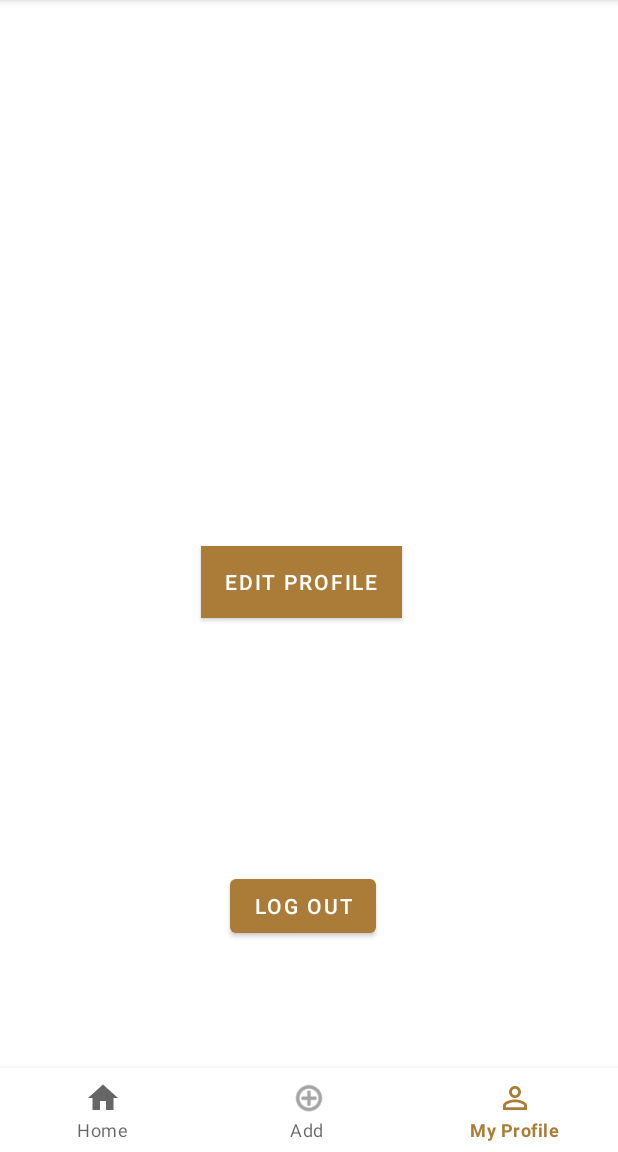
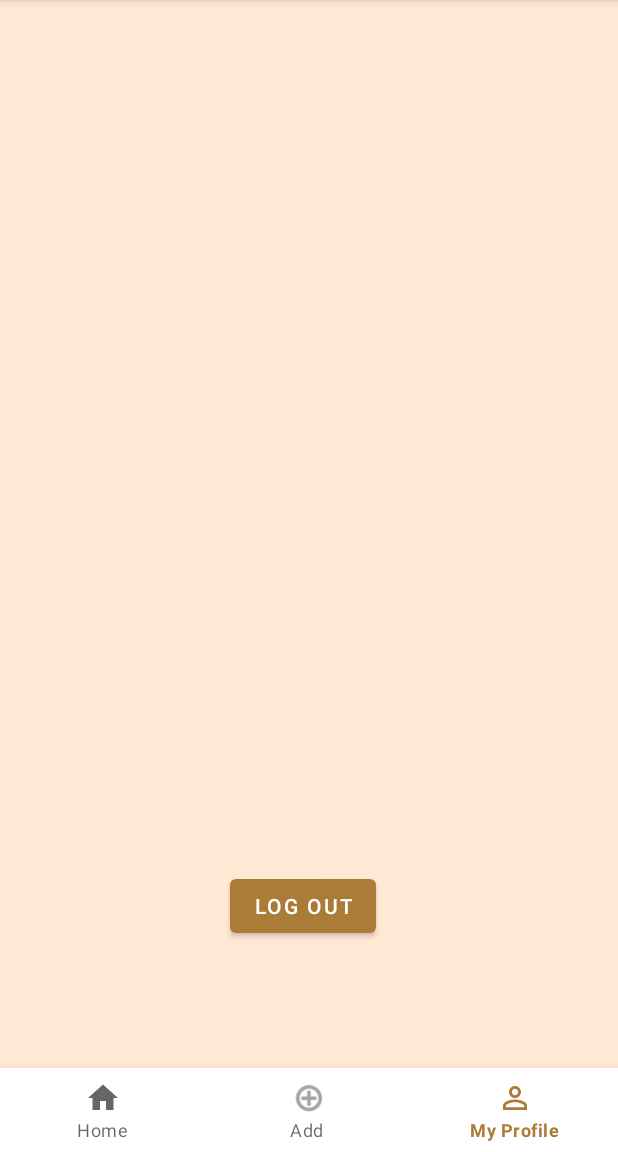
Before and after one commit to lmsiu/Boba-Buddy, an Android app: the MainActivity screen opened directly, with no data from a screen before it, item 3 of the bottom bar chosen, on a phone screen of 412 x 824 dp, the part 84-1236 px from its top. Run offline under Robolectric (Android 15) with nearby library versions, the phone set to English and light mode, and no system bars; libraries missing offline, so code that uses them is left out: com.parse; 1 statement that could not run was skipped.

Commit message:
Changed asthetic a bit

```diff
--- a/app/src/main/java/com/example/bobabuddy/LoginActivity.java
+++ b/app/src/main/java/com/example/bobabuddy/LoginActivity.java
@@ -45,7 +45,6 @@ public class LoginActivity extends AppCompatActivity {
             @Override
             public void onClick(View v) {
                 //get the username and password as a string
-                //TODO when back4app has been linked, uncomment these for login
                 String username = etusername.getText().toString();
                 String password = etpassword.getText().toString();
                 loginUser(username, password);
--- a/app/src/main/java/com/example/bobabuddy/fragments/MyProfileFragment.java
+++ b/app/src/main/java/com/example/bobabuddy/fragments/MyProfileFragment.java
@@ -45,17 +45,10 @@ public class MyProfileFragment extends Fragment {
 
         logoutbtn = view.findViewById(R.id.btnLogout);
         tvHello = view.findViewById(R.id.tvHelloUser);
-        ivProfilePic = view.findViewById(R.id.ivMyProfilePic);
         this.context = context;
 
         tvHello.setText("Hello, " + ParseUser.getCurrentUser().getUsername());
 
-        //Need to figure out how to access user data from users and not just use get current user
-//        ParseFile image = user.getImage();
-//
-//        if(image != null) {
-//            Glide.with(context).load(user.getImage().getUrl()).into(ivProfilePic);
-//        }
 
 
 
--- a/app/src/main/res/layout/activity_login.xml
+++ b/app/src/main/res/layout/activity_login.xml
@@ -4,6 +4,7 @@
     xmlns:tools="http://schemas.android.com/tools"
     android:layout_width="match_parent"
     android:layout_height="match_parent"
+    android:background="#FFE9D5"
     tools:context=".LoginActivity">
 
     <EditText
--- a/app/src/main/res/layout/activity_main.xml
+++ b/app/src/main/res/layout/activity_main.xml
@@ -4,6 +4,7 @@
     xmlns:tools="http://schemas.android.com/tools"
     android:layout_width="match_parent"
     android:layout_height="match_parent"
+    android:background="#FFE9D5"
     tools:context=".MainActivity">
 
     \
@@ -12,8 +13,7 @@
         android:id="@+id/flCoontainer"
         android:layout_width="match_parent"
         android:layout_height="match_parent"
-        android:layout_above="@id/bottom_navigation"
-        />
+        android:layout_above="@id/bottom_navigation" />
 
     <com.google.android.material.bottomnavigation.BottomNavigationView
         android:id="@+id/bottom_navigation"
--- a/app/src/main/res/layout/activity_sign_up.xml
+++ b/app/src/main/res/layout/activity_sign_up.xml
@@ -4,6 +4,7 @@
     xmlns:tools="http://schemas.android.com/tools"
     android:layout_width="match_parent"
     android:layout_height="match_parent"
+    android:background="#FFE9D5"
     tools:context=".SignUpActivity">
 
     <EditText
--- a/app/src/main/res/layout/activity_sign_up_profile.xml
+++ b/app/src/main/res/layout/activity_sign_up_profile.xml
@@ -4,6 +4,7 @@
     xmlns:tools="http://schemas.android.com/tools"
     android:layout_width="match_parent"
     android:layout_height="match_parent"
+    android:background="#FFE9D5"
     tools:context=".SignUpProfileActivity">
 
     <EditText
@@ -81,6 +82,6 @@
         android:layout_below="@+id/etBio"
         android:layout_margin="5dp"
         android:layout_marginTop="5dp"
-        android:text="Please list out the place names seperated by commas! Example: TeaBrick, TanCha, 7Leaves" />
+        android:text="Please list out the drink place names seperated by commas! Example: TeaBrick, TanCha, 7Leaves" />
 
 </RelativeLayout>
--- a/app/src/main/res/layout/fragment_myprofile.xml
+++ b/app/src/main/res/layout/fragment_myprofile.xml
@@ -14,6 +14,7 @@
         android:layout_height="wrap_content"
         android:layout_alignParentEnd="true"
         android:layout_alignParentBottom="true"
+        android:layout_centerHorizontal="true"
         android:layout_marginEnd="161dp"
         android:layout_marginBottom="84dp"
         android:text="@string/logout" />
@@ -22,33 +23,12 @@
         android:id="@+id/tvHelloUser"
         android:layout_width="wrap_content"
         android:layout_height="wrap_content"
-        android:layout_alignParentTop="false"
-        android:layout_alignParentEnd="true"
-        android:layout_marginTop="82dp"
-        android:layout_marginEnd="150dp"
+        android:layout_alignParentTop="true"
+        android:layout_centerHorizontal="true"
+        android:layout_marginTop="182dp"
+        android:fontFamily="serif"
         android:textColor="@color/black"
+        android:textSize="24sp"
         tools:text="Hello, UserName" />
 
-    <Button
-        android:id="@+id/btnEditProfile"
-        android:layout_width="wrap_content"
-        android:layout_height="wrap_content"
-        android:layout_above="@+id/btnLogout"
-        android:layout_alignParentEnd="true"
-        android:layout_marginEnd="144dp"
-        android:layout_marginBottom="168dp"
-        android:background="#C65858"
-        android:backgroundTint="#8C3535"
-        android:text="@string/edit_profile" />
-
-    <ImageView
-        android:id="@+id/ivMyProfilePic"
-        android:layout_width="213dp"
-        android:layout_height="199dp"
-        android:layout_below="@+id/tvHelloUser"
-        android:layout_alignParentEnd="true"
-        android:layout_marginTop="5dp"
-        android:layout_marginEnd="99dp"
-        tools:src="@tools:sample/avatars" />
-
 </RelativeLayout>
--- a/app/src/main/res/values-night/themes.xml
+++ b/app/src/main/res/values-night/themes.xml
@@ -2,8 +2,8 @@
     <!-- Base application theme. -->
     <style name="Theme.BobaBuddy" parent="Theme.MaterialComponents.DayNight.DarkActionBar">
         <!-- Primary brand color. -->
-        <item name="colorPrimary">@color/purple_200</item>
-        <item name="colorPrimaryVariant">@color/purple_700</item>
+        <item name="colorPrimary">@color/purple_500</item>
+        <item name="colorPrimaryVariant">#88642D</item>
         <item name="colorOnPrimary">@color/black</item>
         <!-- Secondary brand color. -->
         <item name="colorSecondary">@color/teal_200</item>
--- a/app/src/main/res/values/themes.xml
+++ b/app/src/main/res/values/themes.xml
@@ -3,12 +3,12 @@
     <style name="Theme.BobaBuddy" parent="Theme.MaterialComponents.DayNight.DarkActionBar">
         <!-- Primary brand color. -->
         <item name="colorPrimary">@color/purple_500</item>
-        <item name="colorPrimaryVariant">@color/purple_700</item>
+        <item name="colorPrimaryVariant">#855F26</item>
         <item name="colorOnPrimary">@color/white</item>
         <!-- Secondary brand color. -->
         <item name="colorSecondary">@color/teal_200</item>
         <item name="colorSecondaryVariant">@color/teal_700</item>
-        <item name="colorOnSecondary">@color/black</item>
+        <item name="colorOnSecondary">@color/purple_700</item>
         <!-- Status bar color. -->
         <item name="android:statusBarColor" tools:targetApi="l">?attr/colorPrimaryVariant</item>
         <!-- Customize your theme here. -->
```
